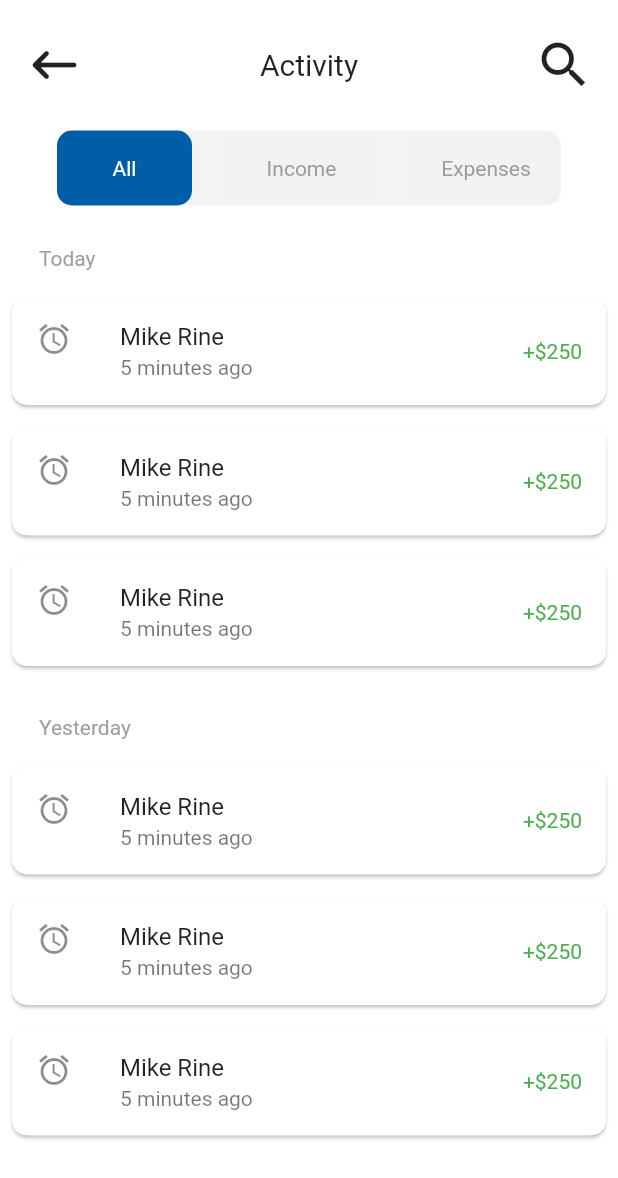
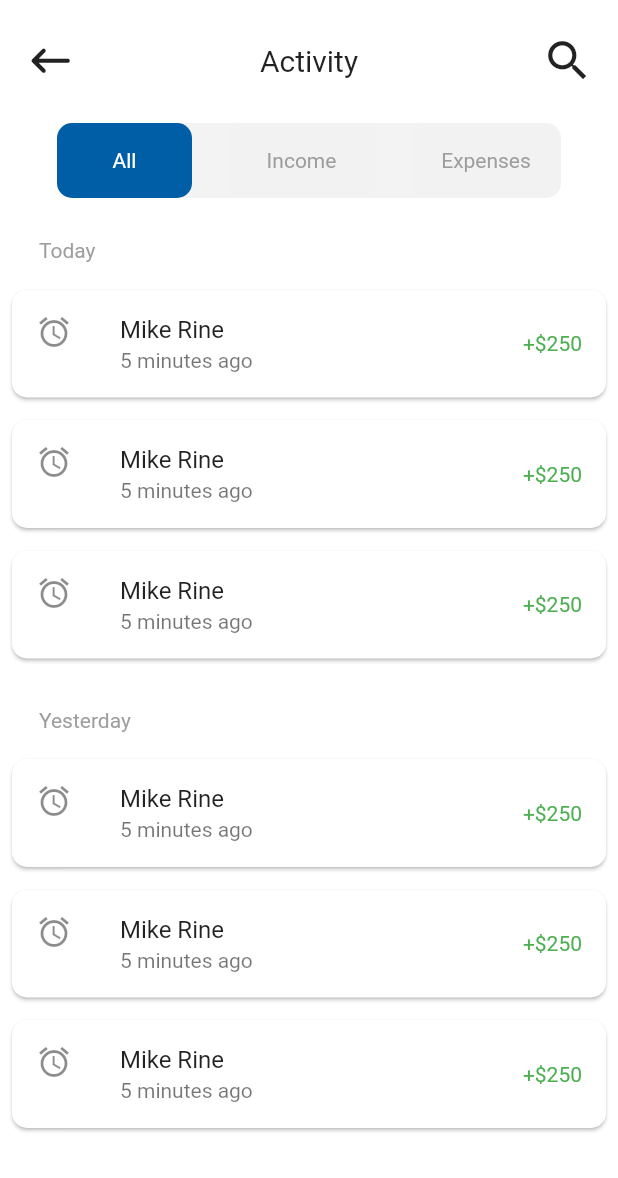
Before and after one commit to marvinlartey/paypal, a Flutter app: the Homepage screen opened directly, after a tap on "View All", on a phone screen of 412 x 824 dp. Shown: the top 1178 px of the screen. Run offline on Flutter 3.47's test engine with Material 2 defaults, Android fonts, the phone set to English and light mode, and no system bars; our stand-ins replace google_nav_bar; statements that could not run were skipped.

Commit message:
reduced sizes of buttons

```diff
--- a/lib/pages/activity.dart
+++ b/lib/pages/activity.dart
@@ -20,7 +20,7 @@ class Activity extends StatelessWidget {
                 children: const [
                   Icon(
                     Icons.keyboard_backspace_rounded,
-                    size: 40,
+                    size: 35,
                   ),
                   Spacer(),
                   Text(
@@ -30,7 +30,7 @@ class Activity extends StatelessWidget {
                   Spacer(),
                   Icon(
                     Icons.search,
-                    size: 40,
+                    size: 35,
                   )
                 ],
               ),
```
